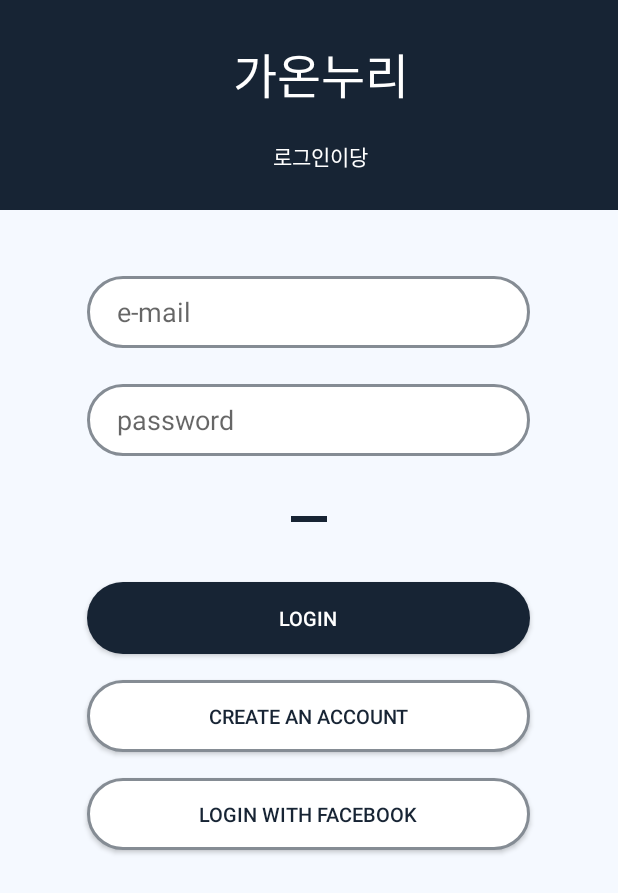
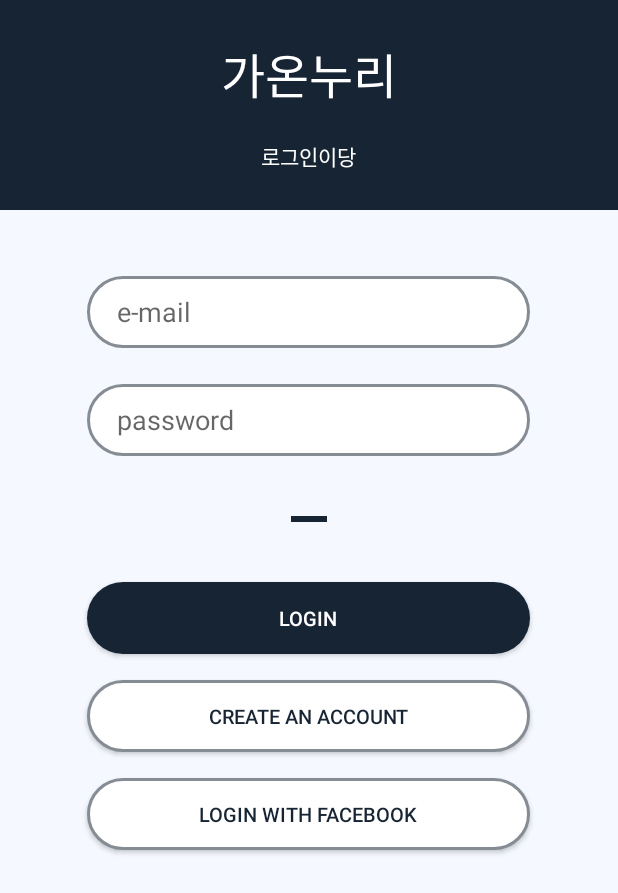
Before and after one commit to PPPosik/ComeHere, an Android app: the LoginActivity screen opened directly, with no data from a screen before it, on a phone screen of 412 x 824 dp. Shown: the top 893 px of the screen. Run offline under Robolectric (Android 15) with nearby library versions, the phone set to English and light mode, and no system bars.

Commit message:
toolbar contentInset fix

```diff
--- a/app/src/main/java/com/example/khj_pc/gaonnuri/RegisterActivity.kt
+++ b/app/src/main/java/com/example/khj_pc/gaonnuri/RegisterActivity.kt
@@ -25,7 +25,7 @@ class RegisterActivity : AppCompatActivity(){
             hint_tmp = edit.hint.toString()
             edit.gravity = Gravity.START or Gravity.CENTER
             edit.hint = ""
-            edit.textSize = 18.toString().toFloat()
+            edit.textSize = (18 as Integer).toFloat()
 
             input = getSystemService(INPUT_METHOD_SERVICE) as InputMethodManager
             input.showSoftInput(edit, InputMethodManager.SHOW_IMPLICIT)
@@ -34,7 +34,7 @@ class RegisterActivity : AppCompatActivity(){
         else{
             if(edit.text.isEmpty()) {
                 edit.gravity = Gravity.END or Gravity.CENTER
-                edit.textSize = 14.toString().toFloat()
+                edit.textSize = (14 as Integer).toFloat()
             }
             edit.hint = hint_tmp
         }
--- a/app/src/main/res/layout/activity_login.xml
+++ b/app/src/main/res/layout/activity_login.xml
@@ -3,11 +3,14 @@
     android:layout_width="match_parent"
     android:layout_height="match_parent"
     xmlns:tools="http://schemas.android.com/tools"
+    xmlns:app="http://schemas.android.com/apk/res-auto"
     android:orientation="vertical"
     android:background="#f5f9ff"
-    android:focusableInTouchMode="true" >
+    android:focusableInTouchMode="true">
 
     <android.support.v7.widget.Toolbar
+        app:contentInsetLeft="0dp"
+        app:contentInsetStart="0dp"
         android:layout_width="match_parent"
         android:layout_height="140dp"
         android:background="@color/colorPrimary">
```
